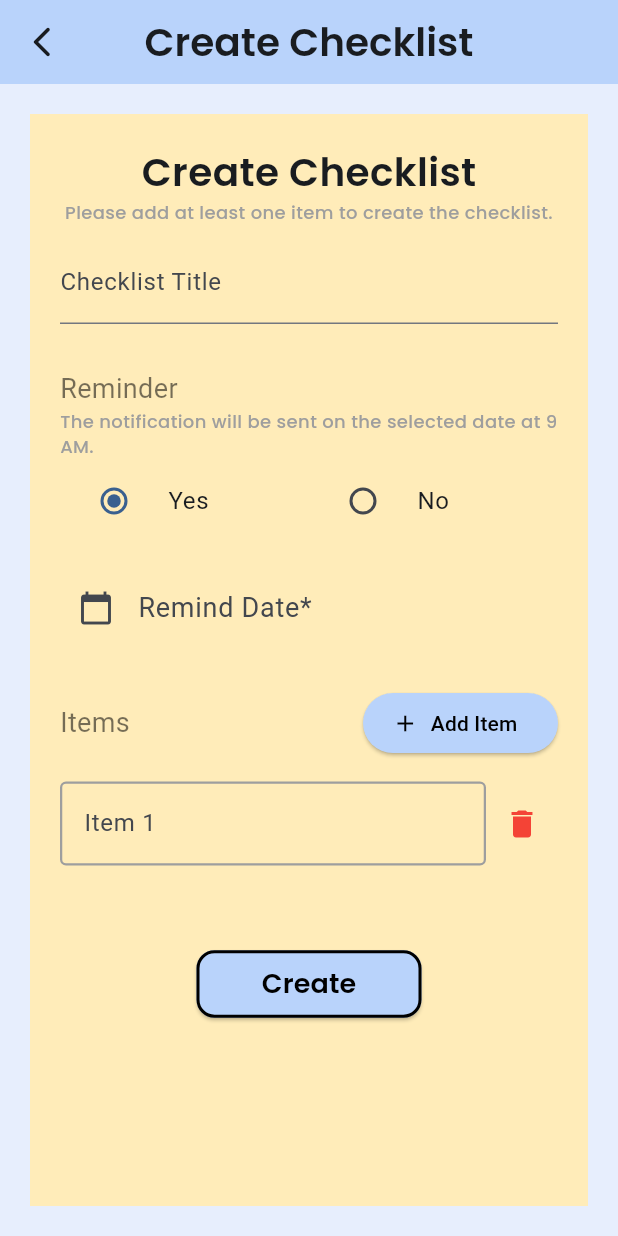
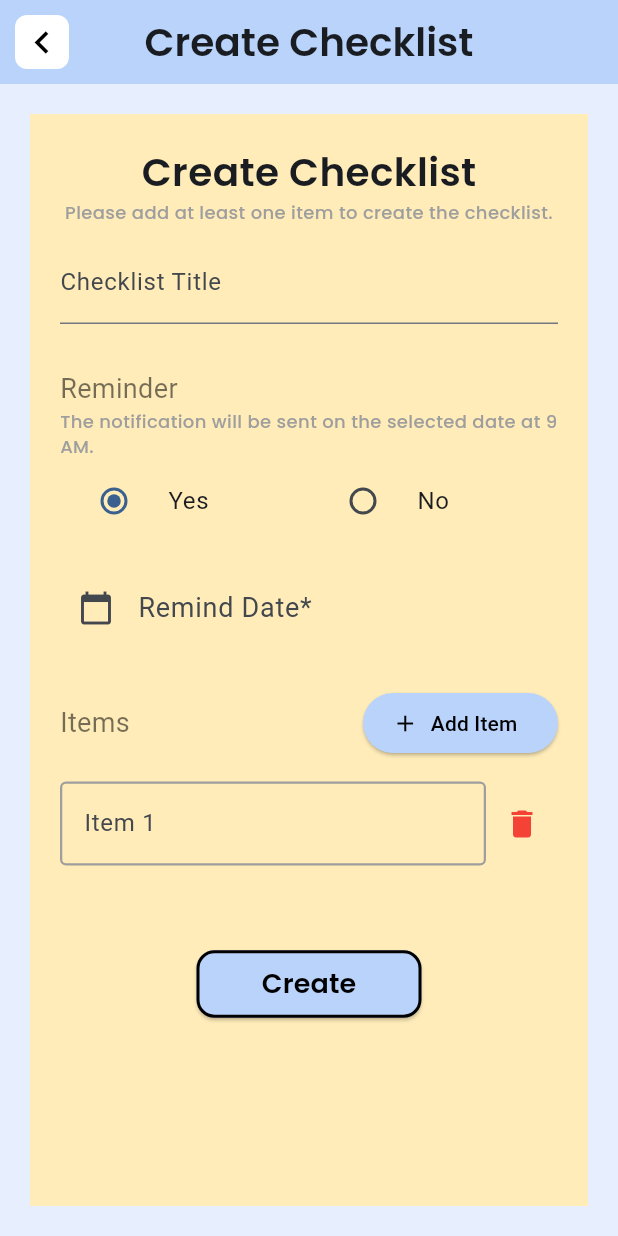
Before and after one commit to junnyi0301/caching, a Flutter app: the CreateChecklistPage screen opened directly, on a phone screen of 412 x 824 dp. Run offline on Flutter 3.47's test engine with Material 3 defaults, Android fonts, the phone set to English and light mode, and no system bars; our stand-ins replace cloud_firestore, firebase_auth, firebase_core, flutter_local_notifications, google_fonts, permission_handler and 1 more; accounts and stored records are empty.

```diff
--- a/lib/checklist/views/create_checklist_page.dart
+++ b/lib/checklist/views/create_checklist_page.dart
@@ -218,10 +218,18 @@ class _CreateChecklistPageState extends State<CreateChecklistPage> with WidgetsB
     return Scaffold(
       appBar: AppBar(
         backgroundColor: design.primaryColor,
-        leading: Container(
-          child: IconButton(onPressed: (){
-            Navigator.pop(context);
-          }, icon: Icon(Icons.arrow_back_ios_new_rounded)),
+        leading: IconButton(
+          onPressed: () => Navigator.of(context).pop(),
+          icon: const Icon(Icons.keyboard_arrow_left, color: Colors.black),
+          iconSize: 30,
+          style: ButtonStyle(
+            backgroundColor: WidgetStatePropertyAll(Colors.white),
+            minimumSize: WidgetStatePropertyAll(Size(36, 36)),
+            padding: WidgetStatePropertyAll(EdgeInsets.zero),
+            shape: WidgetStatePropertyAll(
+              RoundedRectangleBorder(borderRadius: BorderRadius.circular(8),),
+            ),
+          ),
         ),
         title: widget.checklistType == "create"? Text("Create Checklist", style: design.subtitleText)
             : Text("Edit Checklist", style: design.subtitleText),
```
Also changed, not shown: lib/goal/views/create_goal_page.dart (+12 -4 lines).
